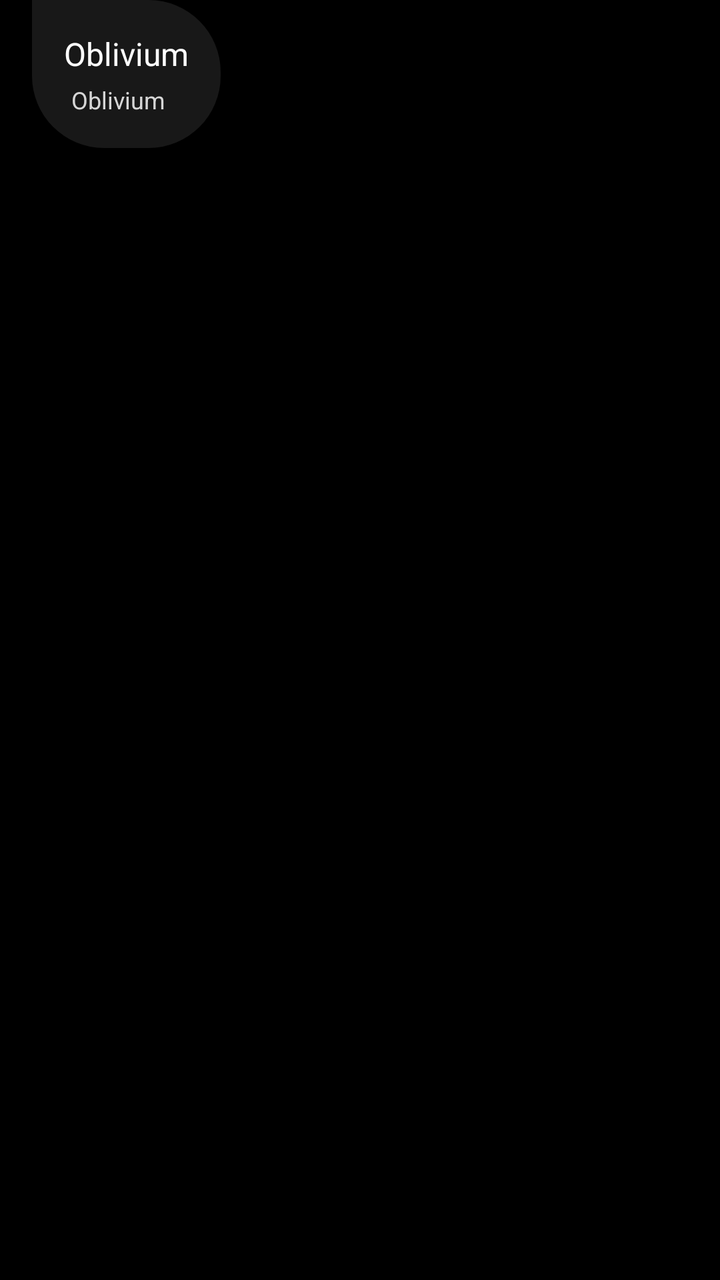
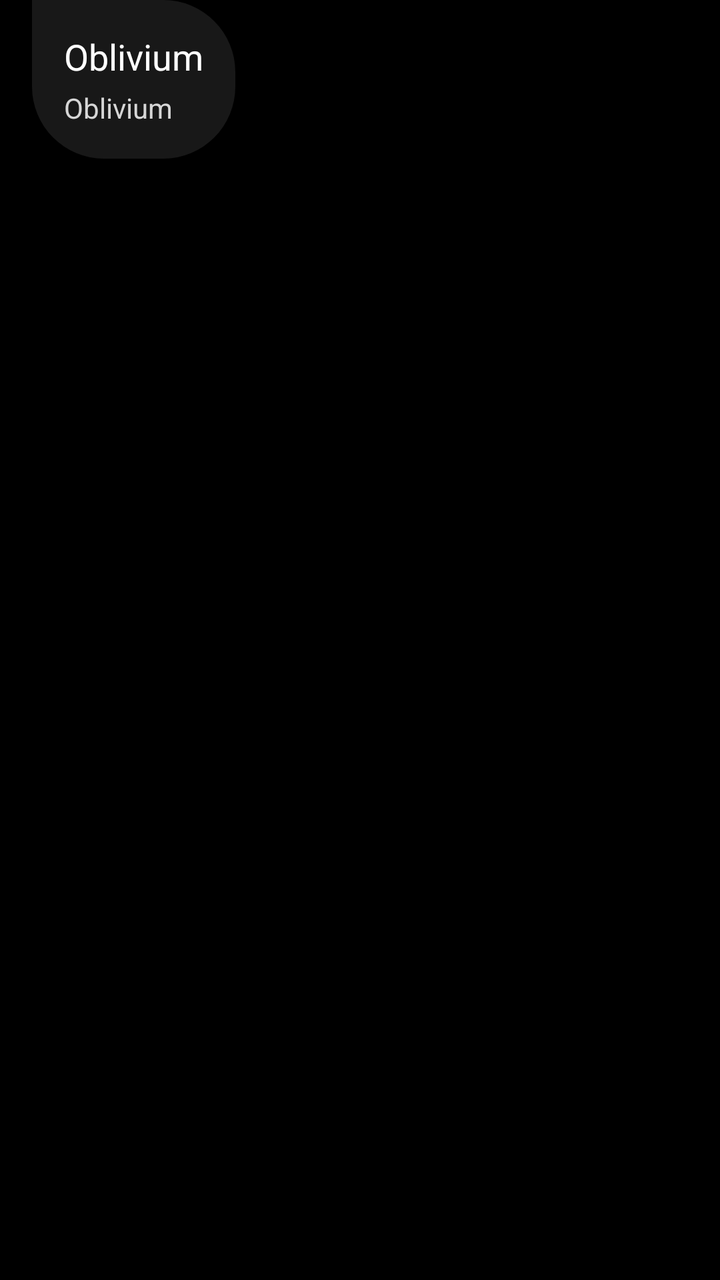

Before-and-after screenshots of an Android layout around one commit, followed by the original layout XML and the change that was made.
<!-- AndroidManifest.xml: application theme MainTheme -->
<!-- res/layout/item_message_left.xml -->
<?xml version="1.0" encoding="utf-8"?>
<LinearLayout xmlns:android="http://schemas.android.com/apk/res/android"
    android:layout_width="match_parent"
    android:layout_height="wrap_content"
    android:paddingHorizontal="@dimen/margin_3"
    android:orientation="vertical">

    <LinearLayout
        android:layout_width="wrap_content"
        android:layout_height="wrap_content"
        android:background="@drawable/bubble_left"
        android:padding="@dimen/margin_3"
        android:orientation="vertical">

        <TextView
            android:id="@+id/textMessage"
            android:layout_width="wrap_content"
            android:layout_height="wrap_content"
            android:text="@string/app_name"
            android:textColor="@color/white"
            android:textSize="16sp" />

        <TextView
            android:id="@+id/textDateTime"
            android:layout_width="wrap_content"
            android:layout_height="wrap_content"
            android:layout_gravity="center"
            android:text="@string/app_name"
            android:layout_marginTop="4dp"
            android:textColor="@color/white_2"
            android:layout_marginEnd="4dp"
            android:textSize="12sp" />
    </LinearLayout>
</LinearLayout>
<!-- resources referenced by this layout -->
<resources>
  <color name="white">@android:color/white</color>
  <color name="white_2">#d6d6d6</color>
  <dimen name="margin_3">16dp</dimen>
  <!-- drawable bubble_left (drawable) -->
  <selector xmlns:android="http://schemas.android.com/apk/res/android">
      <item>
          <ripple android:color="@color/item_ripple">
              <item android:id="@android:id/mask">
                  <shape android:shape="rectangle">
                      <solid android:color="@color/item_ripple" />
                      <corners android:bottomLeftRadius="@dimen/margin_6"  android:topRightRadius="@dimen/margin_6" android:bottomRightRadius="@dimen/margin_6"/>
                  </shape>
              </item>
              <item>
                  <shape android:shape="rectangle">
                      <solid android:color="@color/item_background" />
                      <corners android:bottomLeftRadius="@dimen/margin_6"  android:topRightRadius="@dimen/margin_6" android:bottomRightRadius="@dimen/margin_6"/>
                  </shape>
              </item>
          </ripple>
      </item>
  </selector>
  <string name="app_name">Oblivium</string>
  <style name="MainTheme" parent="@android:style/Theme.DeviceDefault.Light.NoActionBar">
          <item name="android:windowLightStatusBar">false</item>
          <item name="android:statusBarColor">@android:color/black</item>
          <item name="android:windowBackground">@android:color/black</item>
          <item name="android:windowNoTitle">true</item>
          <item name="android:windowActionBar">false</item>
  
          <item name="android:colorSecondary">@color/accent</item>
          <item name="android:colorControlHighlight">@color/accent</item>
          <item name="android:colorControlActivated">@color/accent</item>
          <item name="android:colorActivatedHighlight">@color/accent</item>
          <item name="android:colorPrimary">@color/accent</item>
          <item name="android:colorControlNormal">@color/accent</item>
          <item name="android:colorAccent">@color/accent</item>
      </style>
  <color name="item_ripple">#87FFFFFF</color>
  <dimen name="margin_6">36dp</dimen>
  <color name="item_background">#18FFFFFF</color>
  <color name="accent">#E4671F</color>
</resources>

<!-- the commit's change to res/layout/item_message_left.xml (unified diff, before → after) -->
@@ -17,18 +17,17 @@
             android:layout_width="wrap_content"
             android:layout_height="wrap_content"
             android:text="@string/app_name"
-            android:textColor="@color/white"
-            android:textSize="16sp" />
+            android:textColor="@android:color/white"
+            android:textSize="18sp" />
 
         <TextView
             android:id="@+id/textDateTime"
             android:layout_width="wrap_content"
             android:layout_height="wrap_content"
-            android:layout_gravity="center"
             android:text="@string/app_name"
             android:layout_marginTop="4dp"
             android:textColor="@color/white_2"
             android:layout_marginEnd="4dp"
-            android:textSize="12sp" />
+            android:textSize="14sp" />
     </LinearLayout>
 </LinearLayout>
<!-- resource entries referenced after the edit -->
@@ -1,6 +1,5 @@
 <!-- resources referenced by this layout -->
 <resources>
-  <color name="white">@android:color/white</color>
   <color name="white_2">#d6d6d6</color>
   <dimen name="margin_3">16dp</dimen>
   <!-- drawable bubble_left (drawable) -->
